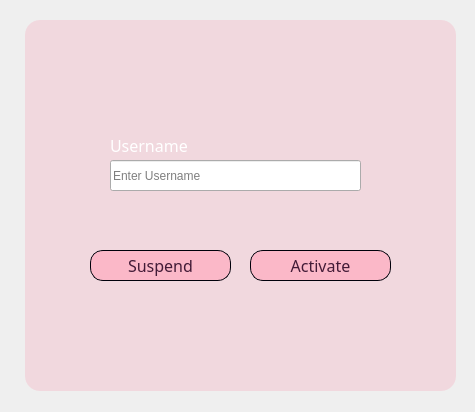
Above: m7fazty/suspend_activate.ui from Roro-2004/m7fazty before the change. Below: the same form after it.
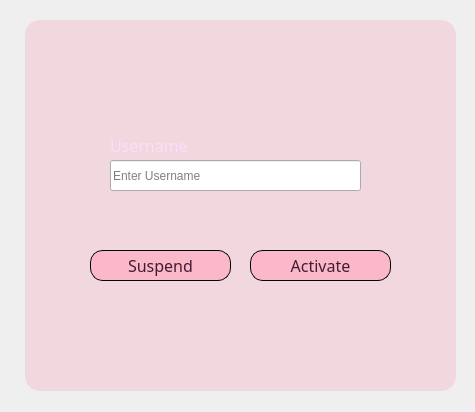
That is the form after the change. Icons and pictures are not drawn.

Patch:
```diff
--- a/m7fazty/suspend_activate.ui
+++ b/m7fazty/suspend_activate.ui
@@ -58,8 +58,8 @@
        <brush brushstyle="SolidPattern">
         <color alpha="255">
          <red>255</red>
-         <green>255</green>
-         <blue>255</blue>
+         <green>219</green>
+         <blue>252</blue>
         </color>
        </brush>
       </colorrole>
@@ -78,8 +78,8 @@
        <brush brushstyle="SolidPattern">
         <color alpha="255">
          <red>255</red>
-         <green>255</green>
-         <blue>255</blue>
+         <green>219</green>
+         <blue>252</blue>
         </color>
        </brush>
       </colorrole>
```
